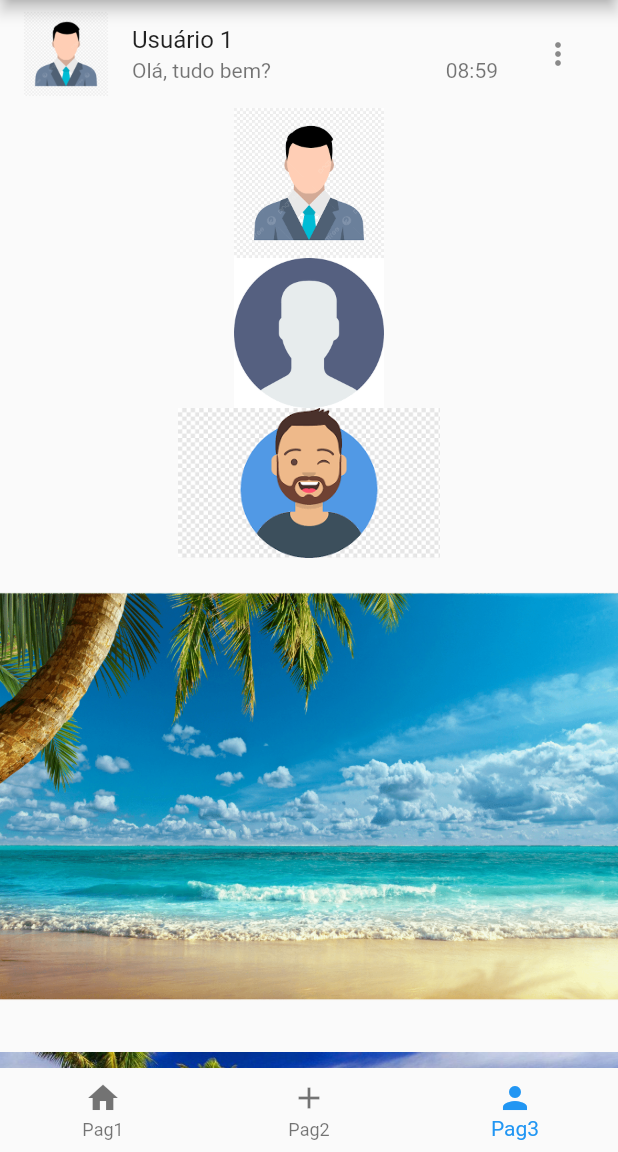
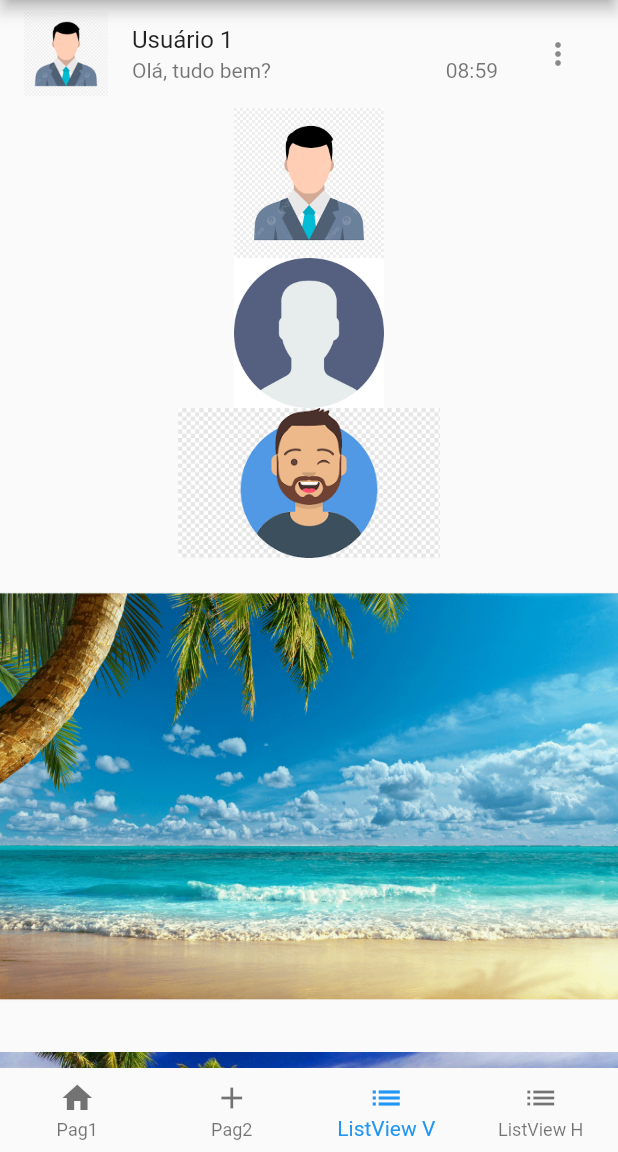
Before and after one commit to MauroAlbrecht/trilha-app-flutter-dio, a Flutter app: the MainPage screen opened directly, swiped to page 3, on a phone screen of 412 x 824 dp, the part 84-1236 px from its top. Run offline on Flutter 3.47's test engine with Material 2 defaults, Android fonts, the phone set to English and light mode, and no system bars; our stand-ins replace google_fonts; network calls fail.

Commit message:
add um menu para ListView V que é um horizontal e listview h que é horizontal
add pagina de listview na horizontal

```diff
--- a/lib/pages/main_page.dart
+++ b/lib/pages/main_page.dart
@@ -1,6 +1,7 @@
 import 'package:flutter/foundation.dart';
 import 'package:flutter/material.dart';
 import 'package:trilhaapp/pages/card_page.dart';
+import 'package:trilhaapp/pages/list_view_horizontal.dart';
 
 import '../custom_components/drawer_custom.dart';
 import 'dados_cadastrais.dart';
@@ -39,20 +40,21 @@ class _MainPageState extends State<MainPage> {
                   CardPage(),
                   ImageAssetsPage(),
                   ListViewVertical(),
+                  ListViewHorizontal(),
                 ],
               ),
             ),
             BottomNavigationBar(
+              type: BottomNavigationBarType.fixed,
                 onTap: (value) {
                   controller.jumpToPage(value);
                 },
                 currentIndex: posicaoPagina,
                 items: [
-                  BottomNavigationBarItem(
-                      label: "Pag1", icon: Icon(Icons.home)),
+                  BottomNavigationBarItem(label: "Pag1", icon: Icon(Icons.home)),
                   BottomNavigationBarItem(label: "Pag2", icon: Icon(Icons.add)),
-                  BottomNavigationBarItem(
-                      label: "Pag3", icon: Icon(Icons.person))
+                  BottomNavigationBarItem(label: "ListView V", icon: Icon(Icons.list)),
+                  BottomNavigationBarItem(label: "ListView H", icon: Icon(Icons.list)),
                 ])
           ],
         ),
```
Also changed, not shown: lib/pages/list_view_horizontal.dart (added, +32 -0 lines).
